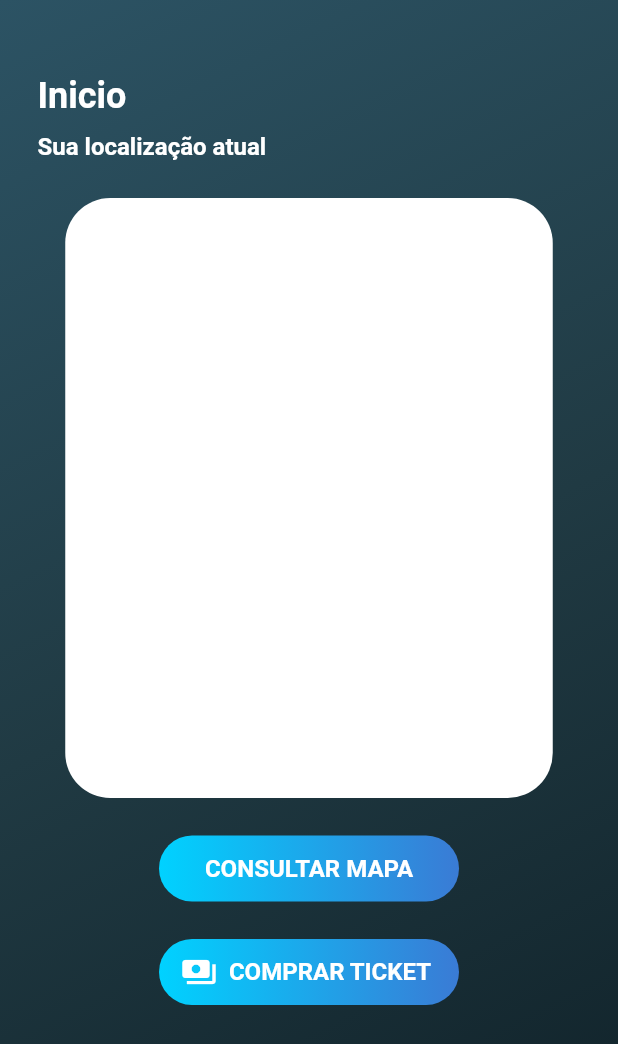
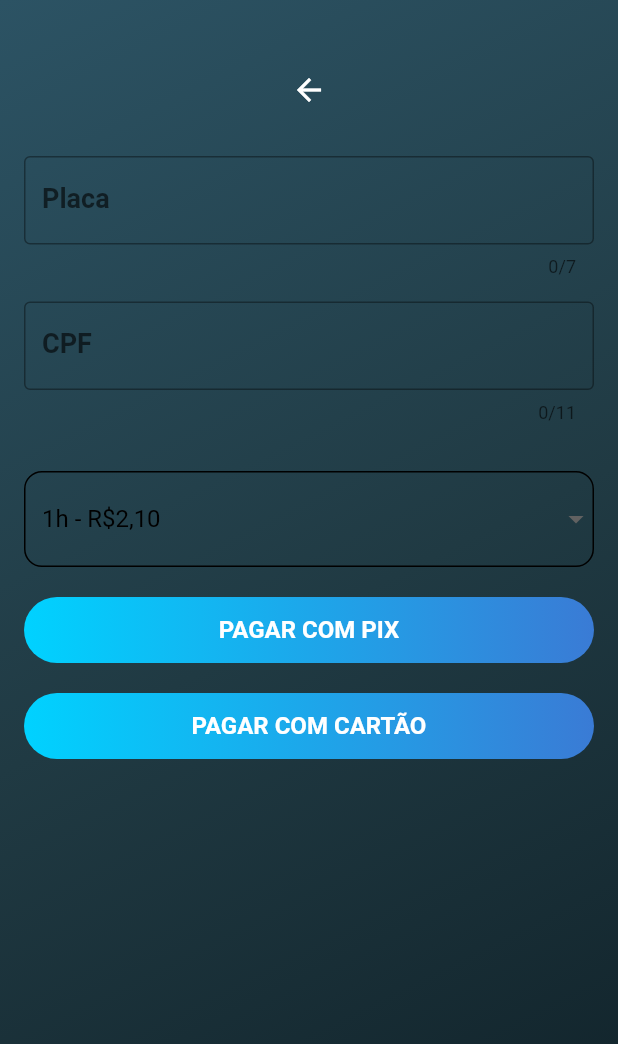
Before and after one commit to rzschrb/modulo_cidadao, a Flutter app: the screen it shows after launch, after a tap on "COMPRAR TICKET", on a phone screen of 412 x 824 dp. Shown: the top 1044 px of the screen. Run offline on Flutter 3.47's test engine with Material 2 defaults, Android fonts, the phone set to English and light mode, and no system bars; our stand-ins replace firebase_core, flutter_credit_card, google_maps_flutter, location, qr_flutter, random_string; missing offline and left inert: clipboard; accounts and stored records are empty.

Commit message:
updated most files

```diff
--- a/lib/main.dart
+++ b/lib/main.dart
@@ -1,4 +1,7 @@
 import 'package:flutter/material.dart';
+import 'package:google_maps_flutter/google_maps_flutter.dart';
+import 'paymentpage.dart';
+import 'mappage.dart';
 
 void main() {
   runApp(const MyApp());
@@ -11,8 +14,8 @@ class MyApp extends StatelessWidget {
   Widget build(BuildContext context) {
     return const MaterialApp(
       debugShowCheckedModeBanner: false,
-      title: 'Flutter Demo',
-      home: MyHomePage(title: 'Flutter Demo Home Page'),
+      title: 'Zona Azul',
+      home: MyHomePage(title: 'Zona Azul'),
     );
   }
 }
@@ -27,6 +30,14 @@ class MyHomePage extends StatefulWidget {
 }
 
 class _MyHomePageState extends State<MyHomePage> {
+
+  late GoogleMapController mapController;
+
+  final LatLng _center = const LatLng(-22.832916, -47.053429);
+
+  void _onMapCreated(GoogleMapController controller) {
+    mapController = controller;
+  }
 
   @override
   Widget build(BuildContext context) {
@@ -83,6 +94,26 @@ class _MyHomePageState extends State<MyHomePage> {
                       borderRadius: BorderRadius.circular(30),
                       color: Colors.white,
                     ),
+                    child: ClipRRect(
+                        clipBehavior: Clip.hardEdge,
+                        child: OverflowBox(
+                            child: Center(
+                              child: Container(
+                                decoration: BoxDecoration(
+                                    borderRadius: BorderRadius.circular(30)
+                                ),
+                                child: GoogleMap(
+                                  onMapCreated: _onMapCreated,
+                                  myLocationButtonEnabled: false,
+                                  initialCameraPosition: CameraPosition(
+                                    target: _center,
+                                    zoom: 18.0,
+                                  ),
+                                ),
+                              ),
+                            )
+                        )
+                    )
                 ),
               ),
               Padding(
@@ -90,7 +121,11 @@ class _MyHomePageState extends State<MyHomePage> {
                 child:
                 GradientButton(
                   width: 200,
-                    onPressed: () {},
+                  onPressed: () {
+                    Navigator.push(
+                      context, MaterialPageRoute(builder: (context) => MapPage())
+                    );
+                  },
                   borderRadius: BorderRadius.circular(30),
                   child: const Text(
                     'CONSULTAR MAPA',
@@ -103,7 +138,11 @@ class _MyHomePageState extends State<MyHomePage> {
                 child:
                 GradientButtonIcon(
                   width: 200,
-                  onPressed: () {},
+                  onPressed: () {
+                    Navigator.push(
+                        context, MaterialPageRoute(builder: (context) => PaymentPage())
+                    );
+                  },
                   borderRadius: BorderRadius.circular(30),
                   label: const Text(
                     'COMPRAR TICKET',
--- /dev/null
+++ b/lib/paymentpage.dart
@@ -0,0 +1,208 @@
+import 'package:flutter/material.dart';
+import 'package:flutter/services.dart';
+import 'credit_card_page.dart';
+import 'gerar_qr_code.dart';
+import 'main.dart';
+import 'widget/button_widget.dart';
+
+Future main() async {
+  WidgetsFlutterBinding.ensureInitialized();
+  await SystemChrome.setPreferredOrientations([
+    DeviceOrientation.portraitUp,
+    DeviceOrientation.portraitDown,
+  ]);
+}
+
+class PaymentPage extends StatelessWidget {
+  static final String title = 'TextFormField';
+
+  @override
+  Widget build(BuildContext context) => MaterialApp(
+    debugShowCheckedModeBanner: false,
+    title: title,
+    theme: ThemeData(primaryColor: Colors.red),
+    home: PaymentHome(title: title),
+  );
+}
+
+class PaymentHome extends StatefulWidget {
+  final String title;
+
+  const PaymentHome({
+    required this.title,
+  });
+
+  @override
+  _PaymentHomeState createState() => _PaymentHomeState();
+}
+
+class _PaymentHomeState extends State<PaymentHome> {
+  final formKey = GlobalKey<FormState>();
+  String placa = '';
+  String doc = '';
+
+  List<String> items = ['1h - R\$2,10', '2h - \$4,20'];
+  String selecteditems = '1h - R\$2,10';
+
+  @override
+  Widget build(BuildContext context) => Container(
+    decoration: const BoxDecoration(
+        gradient: LinearGradient(
+            begin: Alignment.topLeft,
+            end: Alignment.bottomRight,
+            colors: [Color.fromARGB(255, 44, 83, 100), Color.fromARGB(255, 32, 58, 67), Color.fromARGB(255, 15, 32, 39)])),
+    child: Scaffold(
+      backgroundColor: Colors.transparent,
+      body: Form(
+        key: formKey,
+        child: ListView(
+          padding: const EdgeInsets.all(16),
+          children: [
+            Padding(
+              padding: const EdgeInsetsDirectional.fromSTEB(0, 20, 0, 20),
+              child: BackButton(
+                color: Colors.white,
+                onPressed: () {
+                  Navigator.push(
+                      context, MaterialPageRoute(builder: (context) => MyApp())
+                    );
+                  },
+                ),
+            ),
+            buildPlaca(),
+            const SizedBox(height: 16),
+            buildDOC(),
+            const SizedBox(height: 32),
+            Center(
+              child: DropdownButtonFormField<String>(
+                style: const TextStyle(color: Colors.white),
+                decoration: InputDecoration(
+                  enabledBorder: OutlineInputBorder(
+                    borderRadius: BorderRadius.circular(12),
+                  ),
+                ),
+                value: selecteditems,
+                items: items
+                    .map((items) =>
+                    DropdownMenuItem<String>(
+                      value: items,
+                      child: Text(items, style: TextStyle(fontSize: 16, color: Colors.black)),
+                    )
+                )
+                    .toList(),
+                onChanged: (items) => setState(() => selecteditems = items!),
+              ),
+            ),
+            Padding(
+              padding: const EdgeInsetsDirectional.fromSTEB(0, 20, 0, 0),
+              child: BtnGradient(
+                width: 200,
+                onPressed: () {
+                  final isValid = formKey.currentState!.validate();
+                  if (isValid) {
+                    formKey.currentState!.save();
+
+                    final message = 'placa: $placa\ndoc: $doc';
+                    final snackBar = SnackBar(
+                      content: Text(
+                        message,
+                        style: TextStyle(fontSize: 20),
+                      ),
+                    );
+
+                    Navigator.push(
+                        context, MaterialPageRoute(builder: (context) => QrCodePage())
+                    );
+
+                  }
+                },
+                borderRadius: BorderRadius.circular(30),
+                child: const Text(
+                  'PAGAR COM PIX',
+                  style: TextStyle(fontSize: 16, fontWeight: FontWeight.bold),
+                ),
+              ),
+            ),
+            Padding(
+              padding: const EdgeInsetsDirectional.fromSTEB(0, 20, 0, 0),
+              child: BtnGradient(
+                width: 200,
+                onPressed: () {
+                  final isValid = formKey.currentState!.validate();
+                  if (isValid) {
+                    formKey.currentState!.save();
+
+                    final message = 'placa: $placa\ndoc: $doc';
+                    final snackBar = SnackBar(
+                      content: Text(
+                        message,
+                        style: TextStyle(fontSize: 10),
+                      ),
+                      backgroundColor: Colors.green,
+                    );
+                    Navigator.push(
+                        context, MaterialPageRoute(builder: (context) => CreditCardPage())
+                    );
+                  }
+                },
+                borderRadius: BorderRadius.circular(30),
+                child: const Text(
+                  'PAGAR COM CARTÃO',
+                  style: TextStyle(fontSize: 16, fontWeight: FontWeight.bold),
+                ),
+              ),
+            )
+          ],
+        ),
+      ),
+    ),
+  );
+
+
+
+  Widget buildPlaca() => TextFormField(
+    decoration: const InputDecoration(
+      labelText: 'Placa',
+      labelStyle: const TextStyle(fontSize: 18, fontWeight: FontWeight.bold),
+      border: OutlineInputBorder(),
+    ),
+    validator: (value) {
+      final pattern = r'(^[a-zA-Z]{3}[0-9]{1}[a-zA-Z 0-9]{1}[0-9]{2}$)';
+      final regExp = RegExp(pattern);
+      if (value!.length < 7) {
+        return 'Informe a placa do veiculo';
+      } else if (!regExp.hasMatch(value)){
+        return 'Informe uma placa valida';
+      }
+      else {
+        return null;
+      }
+    },
+    maxLength: 07,
+    onSaved: (value) => setState(() => placa = value!),
+  );
+
+  Widget buildDOC() => TextFormField(
+    decoration: InputDecoration(
+      labelText: 'CPF',
+      labelStyle: const TextStyle(fontSize: 18, fontWeight: FontWeight.bold),
+      border: OutlineInputBorder(),
+    ),
+    validator: (value) {
+      if (value!.isEmpty) {
+        return 'Informe o seu CPF';
+      } else if(value.length<11){
+        return 'Informe um CPF válido';
+      } else {
+        return null;
+      }
+    },
+    maxLength: 11,
+    onSaved: (value) => setState(() => doc = value!),
+  );
+
+
+
+
+
+}
--- /dev/null
+++ b/lib/widget/button_widget.dart
@@ -0,0 +1,42 @@
+import 'package:flutter/material.dart';
+
+class BtnGradient extends StatelessWidget {
+  final BorderRadiusGeometry? borderRadius;
+  final double? width;
+  final double height;
+  final Gradient gradient;
+  final VoidCallback? onPressed;
+  final Widget child;
+
+  const BtnGradient({
+    Key? key,
+    required this.onPressed,
+    required this.child,
+    this.borderRadius,
+    this.width,
+    this.height = 44.0,
+    this.gradient = const LinearGradient(colors: [Color.fromARGB(255, 0, 210, 255), Color.fromARGB(255, 58, 123, 213)]),
+  }) : super(key: key);
+
+  @override
+  Widget build(BuildContext context) {
+    final borderRadius = this.borderRadius ?? BorderRadius.circular(0);
+    return Container(
+      width: width,
+      height: height,
+      decoration: BoxDecoration(
+        gradient: gradient,
+        borderRadius: borderRadius,
+      ),
+      child: ElevatedButton(
+        onPressed: onPressed,
+        style: ElevatedButton.styleFrom(
+          primary: Colors.transparent,
+          shadowColor: Colors.transparent,
+          shape: RoundedRectangleBorder(borderRadius: borderRadius),
+        ),
+        child: child,
+      ),
+    );
+  }
+}
```
Also changed, not shown: lib/credit_card_page.dart (added, +130 -0 lines), lib/gerar_qr_code.dart (added, +100 -0 lines), lib/mappage.dart (added, +119 -0 lines), pubspec.yaml (+16 -8 lines), assets/images/logopng.png (deleted), lib/firebase_options.dart (added), 34 other files. Lines whose indentation alone changed are shown as unchanged.
